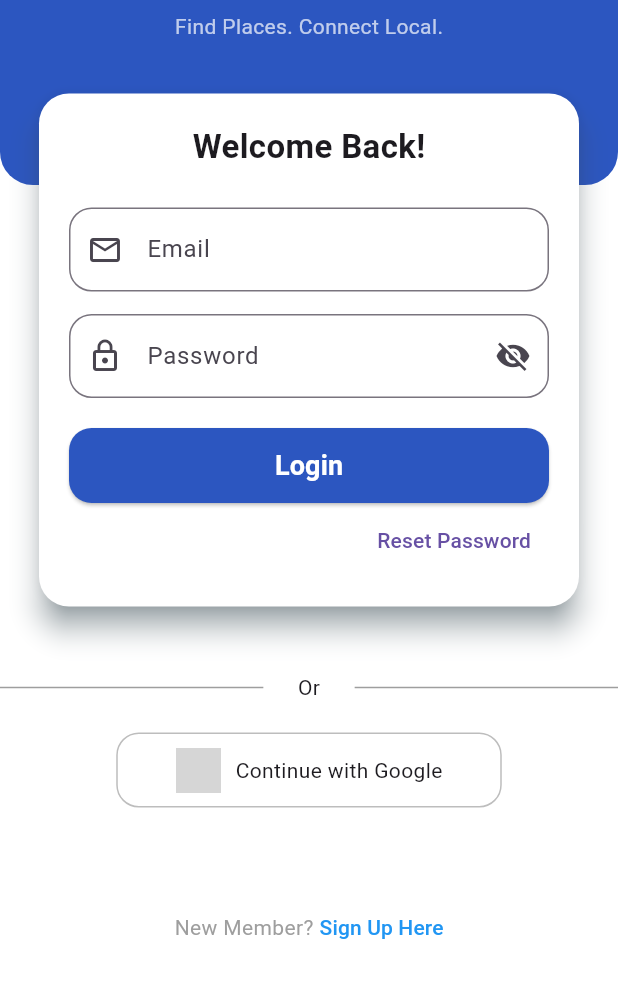
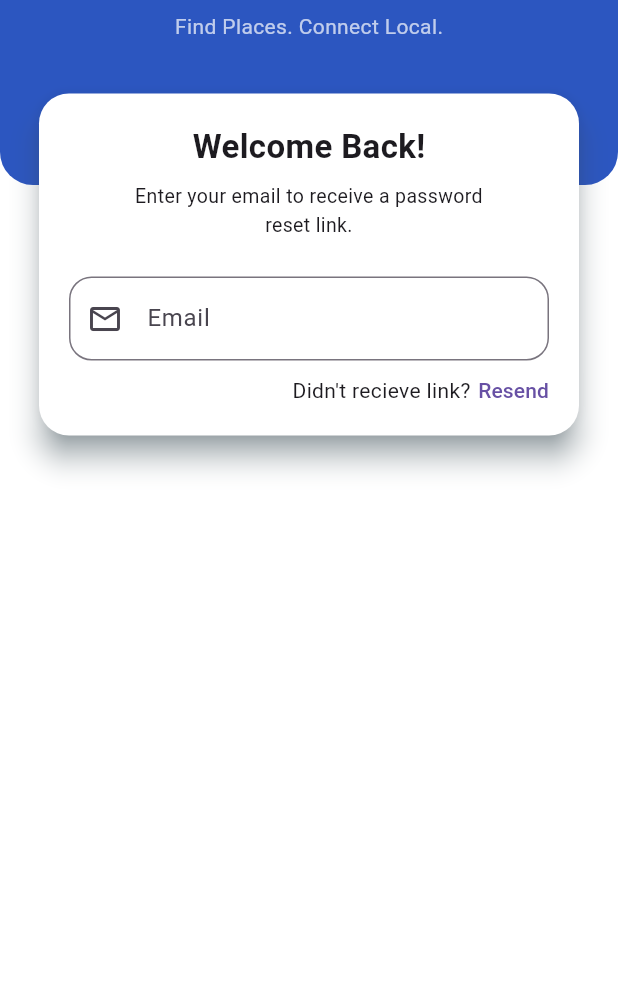
Before and after one commit to Barry3232/locafy, a Flutter app: the screen it shows after launch, after a tap on "Reset Password", on a phone screen of 412 x 824 dp, the part 229-1227 px from its top. Run offline on Flutter 3.47's test engine with Material 3 defaults, Android fonts, the phone set to English and light mode, and no system bars; our stand-ins replace firebase_core; accounts and stored records are empty; grey boxes are pictures that could not be loaded.

Commit message:
I maded updates for reset password ui.

```diff
--- a/lib/features/screens/login_screen.dart
+++ b/lib/features/screens/login_screen.dart
@@ -1,5 +1,6 @@
 import 'package:flutter/material.dart';
 import 'package:locafy/features/screens/registration_screen.dart';
+import 'package:locafy/features/screens/reset_password.dart';
 
 class LoginScreen extends StatefulWidget {
   const LoginScreen({super.key});
@@ -151,7 +152,13 @@ class _LoginScreenState extends State<LoginScreen> {
                             children: [
                               TextButton(
                                 onPressed: () {
-                                  // Navigate to register
+                                  Navigator.of(context).push(
+                                    MaterialPageRoute(
+                                      builder: (context) {
+                                        return ResetPassword();
+                                      },
+                                    ),
+                                  );
                                 },
                                 child: const Text("Reset Password"),
                               ),
--- a/lib/features/screens/reset_password.dart
+++ b/lib/features/screens/reset_password.dart
@@ -0,0 +1,135 @@
+import 'package:flutter/material.dart';
+
+class ResetPassword extends StatefulWidget {
+  const ResetPassword({super.key});
+
+  @override
+  State<ResetPassword> createState() => _ResetPasswordState();
+}
+
+class _ResetPasswordState extends State<ResetPassword> {
+  final TextEditingController _emailController = TextEditingController();
+
+  @override
+  Widget build(BuildContext context) {
+    return Scaffold(
+      backgroundColor: Colors.white,
+      body: SingleChildScrollView(
+        child: Column(
+          mainAxisAlignment: MainAxisAlignment.center,
+          children: [
+            Stack(
+              children: [
+                Container(
+                  height: 276,
+                  width: double.infinity,
+
+                  decoration: const BoxDecoration(
+                    color: Color(0xFF2C56C0),
+                    borderRadius: BorderRadius.only(
+                      bottomLeft: Radius.circular(22),
+                      bottomRight: Radius.circular(22),
+                    ),
+                  ),
+                  child: const Column(
+                    mainAxisAlignment: MainAxisAlignment.center,
+                    children: [
+                      Text(
+                        'LOCAFY',
+                        style: TextStyle(
+                          fontSize: 40,
+                          fontWeight: FontWeight.bold,
+                          color: Colors.white,
+                          letterSpacing: 1.5,
+                        ),
+                      ),
+                      SizedBox(height: 8),
+                      Text(
+                        'Find Places. Connect Local.',
+                        style: TextStyle(color: Colors.white70),
+                      ),
+                    ],
+                  ),
+                ),
+
+                Padding(
+                  padding: const EdgeInsets.fromLTRB(22, 211, 22, 0),
+                  child: Card(
+                    color: Colors.white,
+                    shadowColor: Colors.blueGrey,
+                    elevation: 8,
+                    shape: RoundedRectangleBorder(
+                      borderRadius: BorderRadius.circular(20),
+                    ),
+                    child: Padding(
+                      padding: const EdgeInsets.all(20),
+                      child: Column(
+                        mainAxisSize: MainAxisSize.min,
+                        children: [
+                          const Text(
+                            'Welcome Back!',
+                            style: TextStyle(
+                              fontSize: 22,
+                              fontWeight: FontWeight.bold,
+                            ),
+                          ),
+
+                          SizedBox(height: 8),
+
+                          Padding(
+                            padding: const EdgeInsets.only(left: 32, right: 32),
+                            child: Text(
+                              'Enter your email to receive a password reset link.',
+                              textAlign: TextAlign.center,
+                              style: TextStyle(fontSize: 13),
+                            ),
+                          ),
+
+                          const SizedBox(height: 25),
+
+                          TextField(
+                            controller: _emailController,
+                            keyboardType: TextInputType.emailAddress,
+                            decoration: InputDecoration(
+                              labelText: 'Email',
+                              hintText: 'youremail@example.com',
+                              prefixIcon: const Icon(Icons.email_outlined),
+                              border: OutlineInputBorder(
+                                borderRadius: BorderRadius.circular(15),
+                              ),
+                            ),
+                          ),
+
+                          const SizedBox(height: 10),
+
+                          Row(
+                            mainAxisAlignment: MainAxisAlignment.end,
+                            children: [
+                              Text("Didn't recieve link?"),
+                              TextButton(
+                                style: TextButton.styleFrom(
+                                  padding: EdgeInsets.only(left: 5),
+                                  minimumSize: Size(0, 0),
+                                  tapTargetSize:
+                                      MaterialTapTargetSize.shrinkWrap,
+                                ),
+                                onPressed: () {
+                                  // Navigate to register
+                                },
+                                child: const Text("Resend"),
+                              ),
+                            ],
+                          ),
+                        ],
+                      ),
+                    ),
+                  ),
+                ),
+              ],
+            ),
+          ],
+        ),
+      ),
+    );
+  }
+}
```
